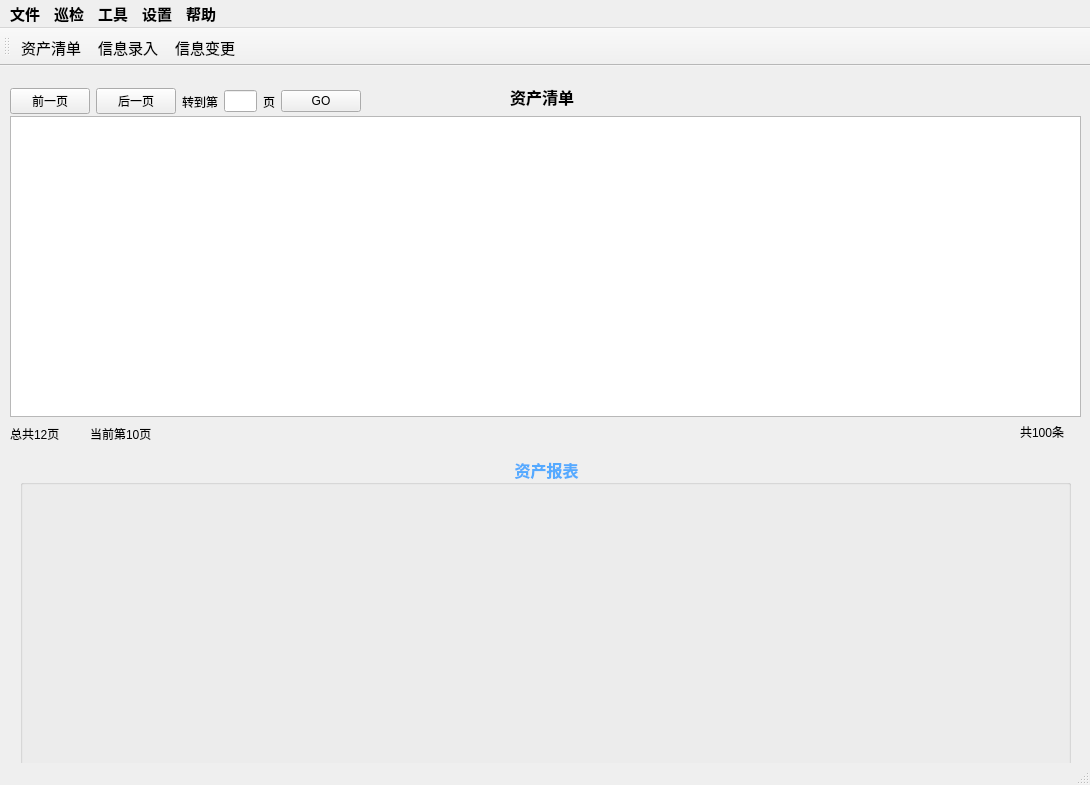
Old version of the form app/mainwindow.ui in the repository hurricane1988/AutoCheck.
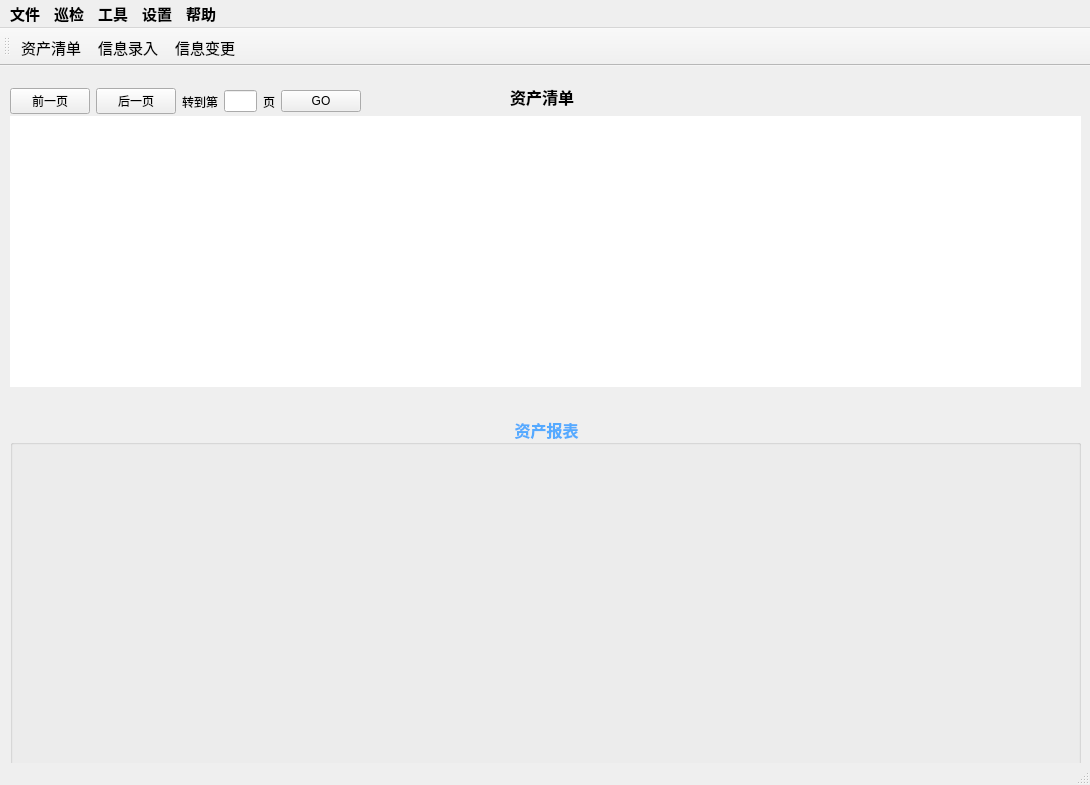
New version of the form.

Diff of the .ui file:
```diff
--- a/app/mainwindow.ui
+++ b/app/mainwindow.ui
@@ -12,8 +12,20 @@
   </property>
   <property name="minimumSize">
    <size>
-    <width>650</width>
-    <height>450</height>
+    <width>1090</width>
+    <height>785</height>
+   </size>
+  </property>
+  <property name="maximumSize">
+   <size>
+    <width>1090</width>
+    <height>785</height>
+   </size>
+  </property>
+  <property name="baseSize">
+   <size>
+    <width>1090</width>
+    <height>785</height>
    </size>
   </property>
   <property name="windowTitle">
@@ -23,10 +35,10 @@
    <widget class="QGroupBox" name="groupBoxGraph">
     <property name="geometry">
      <rect>
-      <x>20</x>
-      <y>390</y>
-      <width>1051</width>
-      <height>311</height>
+      <x>10</x>
+      <y>350</y>
+      <width>1071</width>
+      <height>361</height>
      </rect>
     </property>
     <property name="font">
@@ -48,15 +60,39 @@
      <set>Qt::AlignCenter</set>
     </property>
    </widget>
-   <widget class="QTableWidget" name="tableWidgetProperty">
+   <widget class="QTableView" name="tableViewProperty">
     <property name="geometry">
      <rect>
       <x>10</x>
       <y>50</y>
       <width>1071</width>
-      <height>301</height>
+      <height>271</height>
      </rect>
     </property>
+    <property name="autoFillBackground">
+     <bool>true</bool>
+    </property>
+    <property name="styleSheet">
+     <string notr="true">border-radius:5px;
+font: 11pt &quot;华文中宋&quot;;
+color: rgb(0, 0, 0);
+selection-background-color: rgb(170, 255, 127);
+selection-color: rgb(0, 0, 0);
+gridline-color: rgb(130, 130, 130);
+</string>
+    </property>
+    <property name="editTriggers">
+     <set>QAbstractItemView::AllEditTriggers</set>
+    </property>
+    <property name="dragEnabled">
+     <bool>true</bool>
+    </property>
+    <property name="gridStyle">
+     <enum>Qt::DashDotLine</enum>
+    </property>
+    <property name="sortingEnabled">
+     <bool>true</bool>
+    </property>
    </widget>
    <widget class="QLabel" name="labelProperty">
     <property name="geometry">
@@ -83,42 +119,42 @@
     <property name="geometry">
      <rect>
       <x>10</x>
-      <y>360</y>
+      <y>330</y>
       <width>81</width>
       <height>16</height>
      </rect>
     </property>
     <property name="text">
-     <string>总共12页</string>
+     <string/>
     </property>
    </widget>
    <widget class="QLabel" name="labelCurrentPage">
     <property name="geometry">
      <rect>
       <x>90</x>
-      <y>360</y>
+      <y>330</y>
       <width>71</width>
       <height>16</height>
      </rect>
     </property>
     <property name="text">
-     <string>当前第10页</string>
+     <string/>
     </property>
    </widget>
    <widget class="QLabel" name="label">
     <property name="geometry">
      <rect>
       <x>1020</x>
-      <y>360</y>
+      <y>330</y>
       <width>54</width>
       <height>12</height>
      </rect>
     </property>
     <property name="text">
-     <string>共100条</string>
+     <string/>
     </property>
    </widget>
-   <widget class="QWidget" name="">
+   <widget class="QWidget" name="layoutWidget">
     <property name="geometry">
      <rect>
       <x>10</x>
```
Left out of the diff: 4 changed lines with no effect on the pictures.
